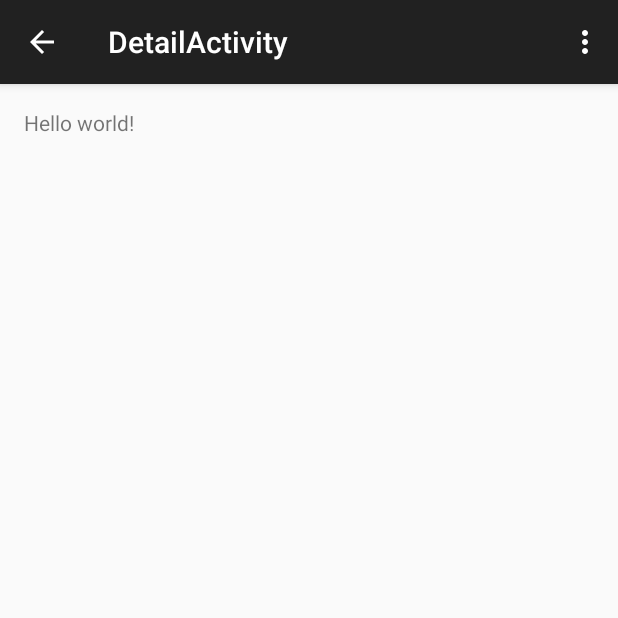
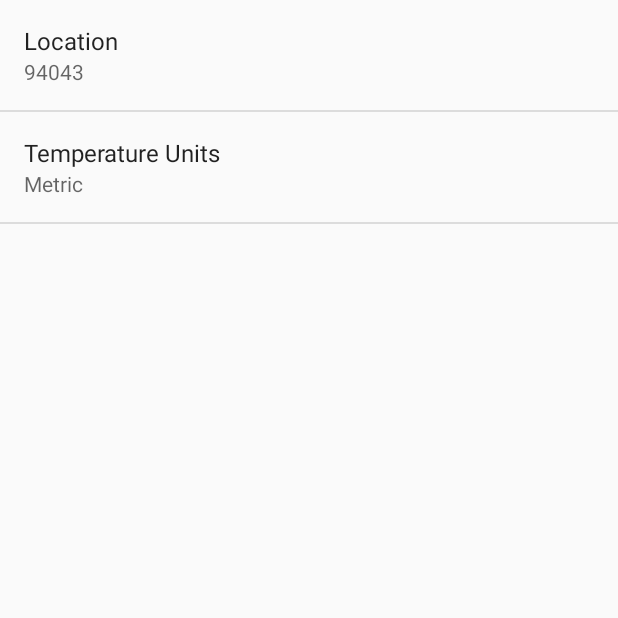
Before and after one commit to arun73/Sunshine, an Android app: the DetailActivity screen opened directly, with no data from a screen before it, in the options menu, after a tap on "Settings", on a phone screen of 412 x 824 dp, the top half of it. Run offline under Robolectric (Android 15) with nearby library versions, the phone set to English and light mode, and no system bars.

Commit message:
Added temperature units settings

```diff
--- a/app/src/main/AndroidManifest.xml
+++ b/app/src/main/AndroidManifest.xml
@@ -28,7 +28,11 @@
         </activity>
         <activity
             android:name=".SettingsActivity"
-            android:label="@string/title_activity_settings">
+            android:label="@string/title_activity_settings"
+            android:parentActivityName=".MainActivity" >
+            <meta-data
+                android:name="android.support.PARENT_ACTIVITY"
+                android:value="com.example.android.sunshine.app.MainActivity" />
         </activity>
     </application>
 
--- a/app/src/main/java/com/example/android/sunshine/app/DetailActivity.java
+++ b/app/src/main/java/com/example/android/sunshine/app/DetailActivity.java
@@ -42,6 +42,7 @@ public class DetailActivity extends ActionBarActivity {
 
         //noinspection SimplifiableIfStatement
         if (id == R.id.action_settings) {
+            startActivity(new Intent(this, SettingsActivity.class));
             return true;
         }
 
--- a/app/src/main/java/com/example/android/sunshine/app/MainActivity.java
+++ b/app/src/main/java/com/example/android/sunshine/app/MainActivity.java
@@ -1,5 +1,6 @@
 package com.example.android.sunshine.app;
 
+import android.content.Intent;
 import android.os.Bundle;
 import android.support.v7.app.ActionBarActivity;
 import android.view.Menu;
@@ -36,6 +37,7 @@ public class MainActivity extends ActionBarActivity {
 
         //noinspection SimplifiableIfStatement
         if (id == R.id.action_settings) {
+            startActivity(new Intent(this, SettingsActivity.class));
             return true;
         }
 
--- a/app/src/main/java/com/example/android/sunshine/app/SettingsActivity.java
+++ b/app/src/main/java/com/example/android/sunshine/app/SettingsActivity.java
@@ -22,10 +22,13 @@ public class SettingsActivity extends PreferenceActivity
         super.onCreate(savedInstanceState);
         // Add 'general' preferences, defined in the XML file
         // TODO: Add preferences from XML
+        addPreferencesFromResource(R.xml.pref_general);
 
         // For all preferences, attach an OnPreferenceChangeListener so the UI summary can be
         // updated when the preference changes.
         // TODO: Add preferences
+        bindPreferenceSummaryToValue(findPreference(getString(R.string.pref_location_key)));
+        bindPreferenceSummaryToValue(findPreference(getString(R.string.pref_units_key)));
     }
 
     /**
--- a/app/src/main/res/layout/list_item_forecast.xml
+++ b/app/src/main/res/layout/list_item_forecast.xml
@@ -2,9 +2,9 @@
 <TextView xmlns:android="http://schemas.android.com/apk/res/android"
     android:layout_width="match_parent" android:layout_height="match_parent"
     android:id="@+id/list_item_forecast_textview"
-    android:text="test text"
     android:textSize="15sp"
     android:paddingLeft="20dp"
+    android:paddingRight="20dp"
     android:paddingTop="25dp"
     android:paddingBottom="25dp"
     android:textColor="#ff000000">
--- /dev/null
+++ b/app/src/main/res/values/arrays.xml
@@ -0,0 +1,11 @@
+<?xml version="1.0" encoding="utf-8"?>
+<resources>
+    <string-array name="pref_units_options">
+        <item>Metric</item>
+        <item>Imperial</item>
+    </string-array>
+    <string-array name="pref_units_values">
+        <item>metric</item>
+        <item>imperial</item>
+    </string-array>
+</resources>
--- a/app/src/main/res/values/strings.xml
+++ b/app/src/main/res/values/strings.xml
@@ -3,6 +3,13 @@
     <string name="hello_world">Hello world!</string>
     <string name="action_settings">Settings</string>
     <string name="action_refresh" translatable="false">Refresh</string>
-    <string name="title_activity_detail">DetailActivity</string>
+    <string name="title_activity_detail">Details</string>
     <string name="title_activity_settings">Settings</string>
+    <string name="pref_location_label">Location</string>
+    <string name="pref_location_key">location</string>
+    <string name="pref_location_default">94043</string>
+    <string name="pref_units_label">Temperature Units</string>
+    <string name="pref_units_key">units</string>
+    <string name="pref_units_metric">metric</string>
+    <string name="pref_units_imperial">imperial</string>
 </resources>
--- /dev/null
+++ b/app/src/main/res/xml/pref_general.xml
@@ -0,0 +1,19 @@
+<?xml version="1.0" encoding="utf-8"?>
+<PreferenceScreen xmlns:android="http://schemas.android.com/apk/res/android">
+
+    <EditTextPreference
+        android:title="@string/pref_location_label"
+        android:key="@string/pref_location_key"
+        android:defaultValue="@string/pref_location_default"
+        android:inputType="text"
+        android:singleLine="true"/>
+
+    <ListPreference
+        android:title="@string/pref_units_label"
+        android:key="@string/pref_units_key"
+        android:dialogTitle="@string/pref_units_label"
+        android:entries="@array/pref_units_options"
+        android:entryValues="@array/pref_units_values"
+        android:defaultValue="@string/pref_units_metric"/>
+
+</PreferenceScreen>
```
Also changed, not shown: app/src/main/java/com/example/android/sunshine/app/ForecastFragment.java (+36 -20 lines).
